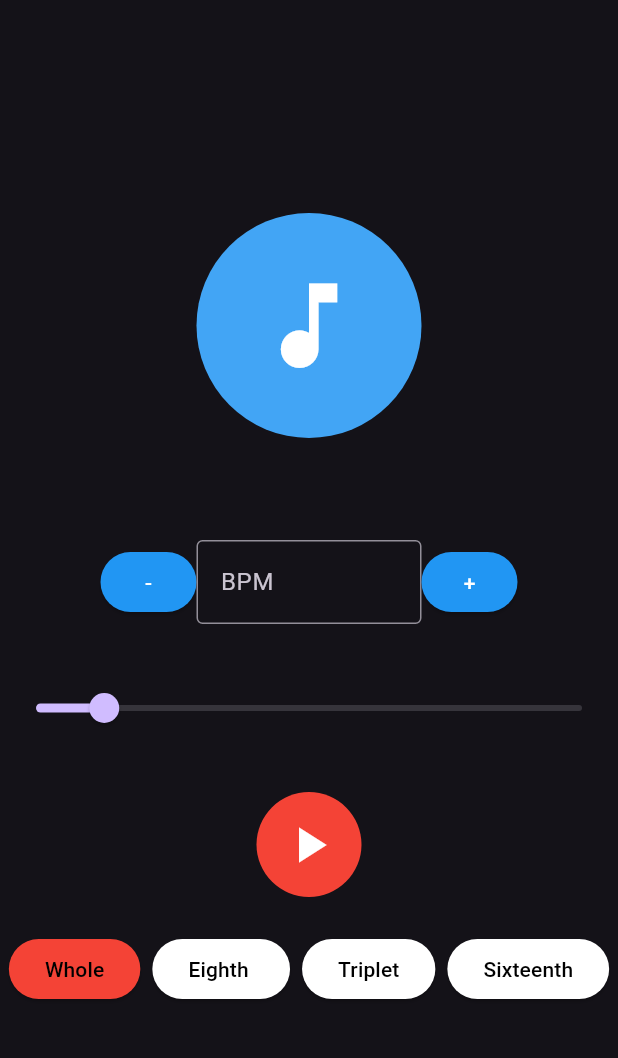
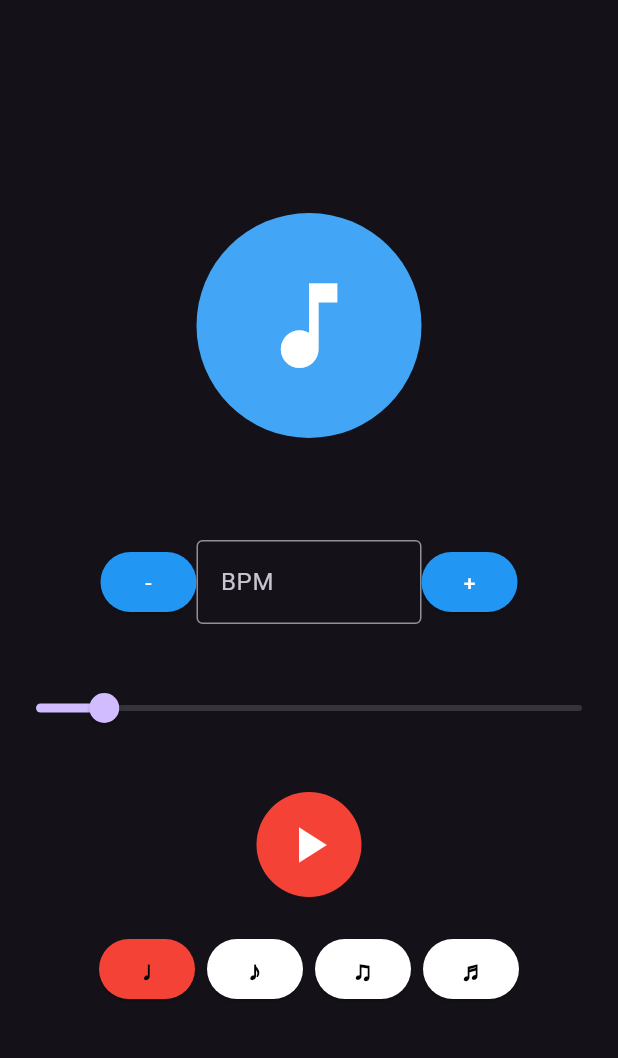
Before and after one commit to AdnanKhaleeli/MetronomeAPP, a Flutter app: the screen it shows after launch, on a phone screen of 412 x 824 dp, the part 84-1142 px from its top. Run offline on Flutter 3.47's test engine with Material 3 defaults, Android fonts, the phone set to English and light mode, and no system bars; missing offline and left inert: flutter_soloud, mongo_dart.

Commit message:
Added beat symblols

```diff
--- a/lib/main.dart
+++ b/lib/main.dart
@@ -532,7 +532,9 @@ class _MetronomeAppState extends State<MetronomeApp> {
                             startMetronome(currentSubdivisions);
                           });
                         },
-                        child: Text('Whole'),
+                        child: Text('♩',
+                            style: TextStyle(
+                                fontWeight: FontWeight.bold, fontSize: 18)),
                       ),
                       SizedBox(width: 8),
                       ElevatedButton(
@@ -549,7 +551,9 @@ class _MetronomeAppState extends State<MetronomeApp> {
                             startMetronome(currentSubdivisions);
                           });
                         },
-                        child: Text('Eighth '),
+                        child: Text('♪',
+                            style: TextStyle(
+                                fontWeight: FontWeight.bold, fontSize: 18)),
                       ),
                       SizedBox(width: 8),
                       ElevatedButton(
@@ -566,7 +570,9 @@ class _MetronomeAppState extends State<MetronomeApp> {
                             startMetronome(currentSubdivisions);
                           });
                         },
-                        child: Text('Triplet'),
+                        child: Text('♫',
+                            style: TextStyle(
+                                fontWeight: FontWeight.bold, fontSize: 18)),
                       ),
                       SizedBox(width: 8),
                       ElevatedButton(
@@ -583,7 +589,9 @@ class _MetronomeAppState extends State<MetronomeApp> {
                             startMetronome(currentSubdivisions);
                           });
                         },
-                        child: Text('Sixteenth'),
+                        child: Text('♬',
+                            style: TextStyle(
+                                fontWeight: FontWeight.bold, fontSize: 18)),
                       ),
                     ],
                   ),
```
